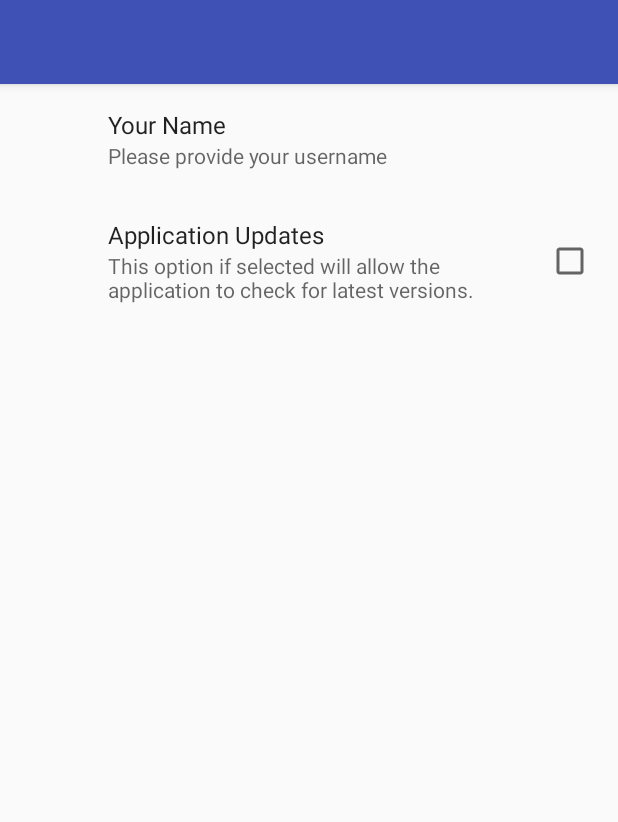
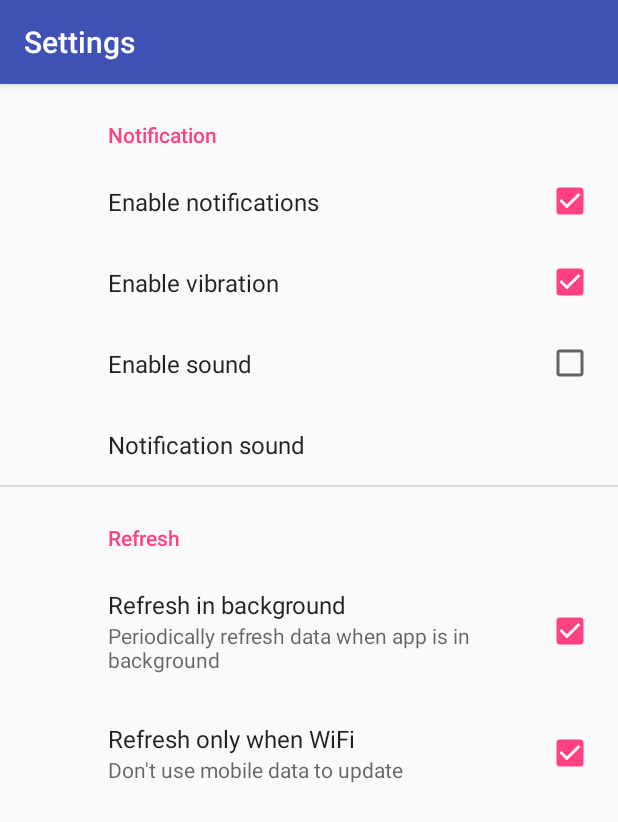
Before and after one commit to jdermont/TVMazeApiClient, an Android app: the SettingsActivity screen opened directly, with no data from a screen before it, on a phone screen of 412 x 824 dp. Shown: the top 822 px of the screen. Run offline under Robolectric (Android 15) with nearby library versions, the phone set to English and light mode, and no system bars; our stand-ins replace androidx.preference; 14 statements that could not run were skipped.

Commit message:
* settings component almost done

```diff
--- a/app/src/main/java/omg/jd/tvmazeapiclient/components/settings/SettingsActivity.kt
+++ b/app/src/main/java/omg/jd/tvmazeapiclient/components/settings/SettingsActivity.kt
@@ -1,15 +1,16 @@
 package omg.jd.tvmazeapiclient.components.settings
 
 import android.os.Bundle
-import android.support.v4.app.FragmentManager
 import android.support.v7.app.AppCompatActivity
-
+import kotlinx.android.synthetic.main.activity_settings.*
 import omg.jd.tvmazeapiclient.R
 
 class SettingsActivity : AppCompatActivity() {
     override fun onCreate(savedInstanceState: Bundle?) {
         super.onCreate(savedInstanceState)
         setContentView(R.layout.activity_settings)
+        setSupportActionBar(settingsToolbar)
+        supportActionBar?.title = getString(R.string.settings)
 
         if (savedInstanceState == null) {
             supportFragmentManager
--- a/app/src/main/java/omg/jd/tvmazeapiclient/components/settings/SettingsFragment.java
+++ /dev/null
@@ -1,13 +0,0 @@
-package omg.jd.tvmazeapiclient.components.settings;
-
-import android.os.Bundle;
-import android.support.v7.preference.PreferenceFragmentCompat;
-
-import omg.jd.tvmazeapiclient.R;
-
-public class SettingsFragment extends PreferenceFragmentCompat {
-    @Override
-    public void onCreatePreferences(Bundle savedInstanceState, String rootKey) {
-        addPreferencesFromResource(R.xml.preferences);
-    }
-}
--- a/app/src/main/res/values/strings.xml
+++ b/app/src/main/res/values/strings.xml
@@ -26,4 +26,6 @@
     <string name="next_episode">Next Episode</string>
     <string name="search_for_tv_show">Search for TV Show</string>
     <string name="settings">Settings</string>
+    <string name="notification_default">Default</string>
+    <string name="notification_silent">Silent</string>
 </resources>
--- a/app/src/main/res/xml/preferences.xml
+++ b/app/src/main/res/xml/preferences.xml
@@ -1,10 +1,34 @@
 <?xml version="1.0" encoding="utf-8"?>
 <PreferenceScreen xmlns:android="http://schemas.android.com/apk/res/android">
-    <EditTextPreference android:title="Your Name"
-                        android:key="username"
-                        android:summary="Please provide your username" />
-    <CheckBoxPreference android:title="Application Updates"
-                        android:defaultValue="false"
-                        android:summary="This option if selected will allow the application to check for latest versions."
-                        android:key="applicationUpdates" />
+    <PreferenceCategory android:title="Notification">
+        <CheckBoxPreference
+            android:title="Enable notifications"
+            android:defaultValue="true"
+            android:key="KEY_NOTIFICATION" />
+        <CheckBoxPreference
+            android:title="Enable vibration"
+            android:defaultValue="true"
+            android:key="KEY_NOTIFICATION_ENABLE_VIBRATION" />
+        <CheckBoxPreference
+            android:title="Enable sound"
+            android:defaultValue="false"
+            android:key="KEY_NOTIFICATION_ENABLE_SOUND" />
+        <Preference
+            android:title="Notification sound"
+            android:key="KEY_NOTIFICATION_SOUND"
+            android:defaultValue=""/>
+
+    </PreferenceCategory>
+    <PreferenceCategory android:title="Refresh">
+        <CheckBoxPreference
+            android:title="Refresh in background"
+            android:key="KEY_REFRESH_IN_BACKGROUND"
+            android:summary="Periodically refresh data when app is in background"
+            android:defaultValue="true"/>
+        <CheckBoxPreference
+            android:title="Refresh only when WiFi"
+            android:key="KEY_REFRESH_WIFI_ONLY"
+            android:summary="Don't use mobile data to update"
+            android:defaultValue="true"/>
+    </PreferenceCategory>
 </PreferenceScreen>
--- a/build.gradle
+++ b/build.gradle
@@ -2,7 +2,7 @@
 
 buildscript {
     ext {
-        kotlin_version = '1.1.3-2'
+        kotlin_version = '1.1.4-2'
         support_version = '26.0.1'
         paperparcel_version = '2.0.1'
         dbflow_version = '4.0.4'
```
Also changed, not shown: app/src/main/java/omg/jd/tvmazeapiclient/components/settings/MainPreferences.kt (+10 -0 lines), app/src/main/java/omg/jd/tvmazeapiclient/components/settings/SettingsFragment.kt (added, +123 -0 lines).
